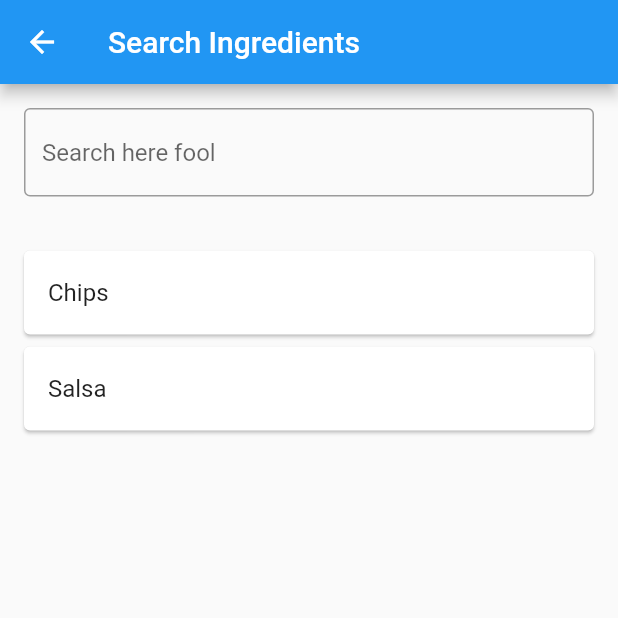
After one commit to big-wisdom/get_that_bread, a Flutter app: the SearchIngredientsScreen screen opened directly, on a phone screen of 412 x 824 dp, the top half of it. The commit adds this screen. Run offline on Flutter 3.47's test engine with Material 2 defaults, Android fonts, the phone set to English and light mode, and no system bars.

Commit message:
Karen needs you out of the way

```diff
--- /dev/null
+++ b/lib/routes/ingredients/search_ingredients_screen.dart
@@ -0,0 +1,51 @@
+import 'package:flutter/material.dart';
+
+class SearchIngredientsScreen extends StatefulWidget {
+  @override
+  _SearchIngredientsScreenState createState() =>
+      _SearchIngredientsScreenState();
+}
+
+class _SearchIngredientsScreenState extends State<SearchIngredientsScreen> {
+  @override
+  Widget build(BuildContext context) {
+    return Scaffold(
+      appBar: AppBar(
+        title: Text("Search Ingredients"),
+      ),
+      body: Column(
+        children: [
+          Padding(
+            padding: EdgeInsets.all(16.0),
+            child: TextField(
+              decoration: InputDecoration(
+                hintText: ("Search here fool"),
+                border: OutlineInputBorder(
+                    borderRadius: BorderRadius.all(Radius.circular(4.0))),
+              ),
+            ),
+          ),
+          Expanded(
+            child: Padding(
+              padding: EdgeInsets.symmetric(vertical: 16.0),
+              child: ListView(shrinkWrap: true, children: [
+                Card(
+                  margin: EdgeInsets.symmetric(horizontal: 16.0, vertical: 4.0),
+                  child: ListTile(
+                    title: Text("Chips"),
+                  ),
+                ),
+                Card(
+                  margin: EdgeInsets.symmetric(horizontal: 16.0, vertical: 4.0),
+                  child: ListTile(
+                    title: Text("Salsa"),
+                  ),
+                ),
+              ]),
+            ),
+          ),
+        ],
+      ),
+    );
+  }
+}
--- a/lib/routes/menus/widgets/dish.dart
+++ b/lib/routes/menus/widgets/dish.dart
@@ -13,12 +13,14 @@ class Dish {
 }
 
 List<Dish> generateDishes(int numberOfDishes) {
+  final List<String> dishNames = ["Spaghetti", "Lasagna", "Chicken & Rice", "Chicken Noodle Soup", "Bagel Bites", "Hamburgers", "Roast Beef", "Tacos"];
+
   return List.generate(
     numberOfDishes,
         (int index) {
       return Dish(
         id: index,
-        name: 'Dish $index',
+        name: dishNames[(index % dishNames.length)],
         description:
         'Lorem ipsum dolor sit amet, consectetur adipiscing elit, sed do eiusmod tempor incididunt ut labore et dolore magna aliqua.',
         ingredients: ["Eggs", "Bread", "Milk", "Cheese", "Bacon", "Chips", "Salsa"],
```
Also changed, not shown: lib/routes/dish/edit_dish_screen.dart (+90 -2 lines), lib/routes/menus/widgets/dish_card.dart (+5 -2 lines).
